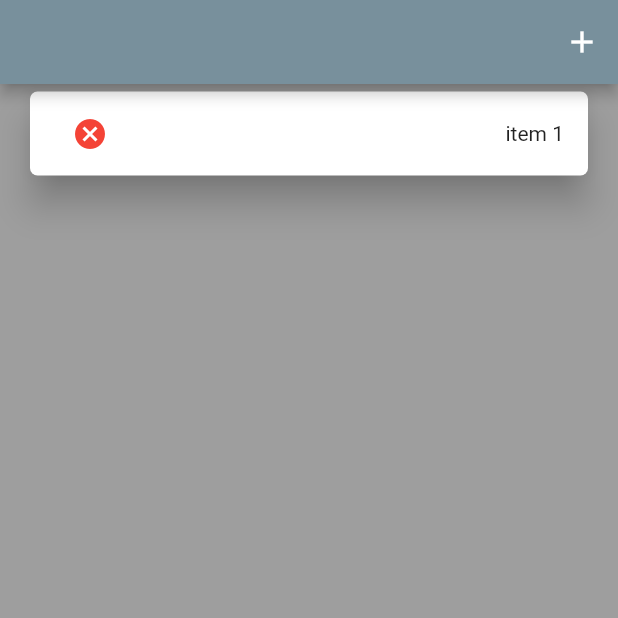
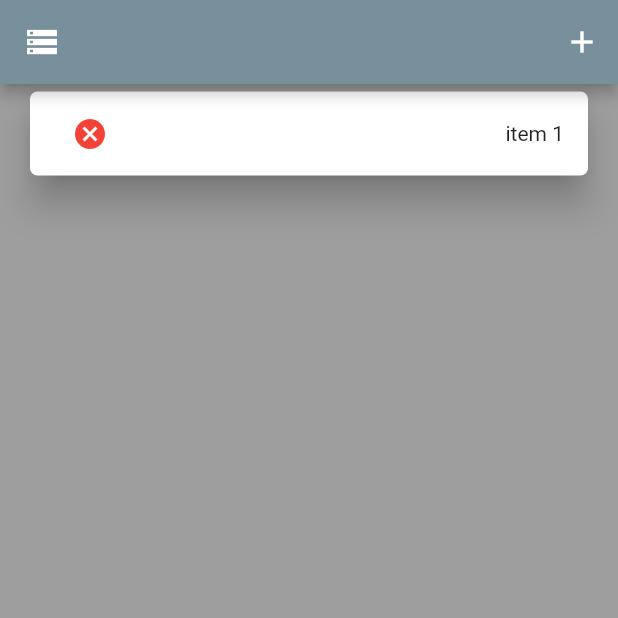
Before and after one commit to sinaziaee/flutter_bootcamp, a Flutter app: the screen it shows after launch, after a tap on the "add" icon, on a phone screen of 412 x 824 dp, the top half of it. Run offline on Flutter 3.47's test engine with Material 2 defaults, Android fonts, the phone set to English and light mode, and no system bars; our stand-ins replace font_awesome_flutter, just_audio, shared_preferences.

Commit message:
added sharedpref and working with files in home_challenge_08

```diff
--- a/home_challenge_08_solution/lib/main.dart
+++ b/home_challenge_08_solution/lib/main.dart
@@ -1,4 +1,5 @@
 import 'package:flutter/material.dart';
+import 'package:home_challenge_08_solution/screens/file_screen.dart';
 import 'package:shared_preferences/shared_preferences.dart';
 
 import 'widgets/body_container.dart';
@@ -18,12 +19,40 @@ class MyApp extends StatefulWidget {
 }
 
 class _MyAppState extends State<MyApp> {
+  late SharedPreferences pref;
+
+  @override
+  void initState() {
+    super.initState();
+    myInitilizer();
+  }
+
+  myInitilizer() async{
+    pref = await SharedPreferences.getInstance();
+  }
+
   @override
   Widget build(BuildContext context) {
     return Scaffold(
       backgroundColor: Colors.grey,
       appBar: AppBar(
         backgroundColor: Colors.blueGrey[400],
+        leading: IconButton(
+          onPressed: () async {
+            Navigator.push(
+              context,
+              MaterialPageRoute(
+                builder: (BuildContext context) {
+                  return FileScreen();
+                },
+              ),
+            );
+          },
+          icon: Icon(
+            Icons.storage,
+            color: Colors.white,
+          ),
+        ),
         actions: [
           IconButton(
             onPressed: () async {
@@ -87,7 +116,7 @@ class _MyAppState extends State<MyApp> {
 
   Future<bool> add() async {
     try {
-      SharedPreferences pref = await SharedPreferences.getInstance();
+      pref = await SharedPreferences.getInstance();
       int counter = pref.getInt('counter') ?? 0;
       counter++;
       List<String> itemList = pref.getStringList('items') ?? [];
@@ -104,14 +133,14 @@ class _MyAppState extends State<MyApp> {
   }
 
   Future<List<String>> loadData() async {
-    SharedPreferences pref = await SharedPreferences.getInstance();
+    pref = await SharedPreferences.getInstance();
     List<String> itemList = pref.getStringList('items') ?? [];
     return itemList;
   }
 
   Future<bool> delete(String item) async {
     try {
-      SharedPreferences pref = await SharedPreferences.getInstance();
+      pref = await SharedPreferences.getInstance();
       List<String> itemList = pref.getStringList('items') ?? [];
       itemList.remove(item);
       await pref.setStringList('items', itemList);
--- a/home_challenge_08_solution/pubspec.yaml
+++ b/home_challenge_08_solution/pubspec.yaml
@@ -30,6 +30,7 @@ dependencies:
   cupertino_icons: ^1.0.2
   shared_preferences: ^2.0.6
   path_provider: ^2.0.2
+
 
 dev_dependencies:
   flutter_test:
```
Also changed, not shown: home_challenge_08_solution/lib/screens/file_screen.dart (added, +79 -0 lines).
